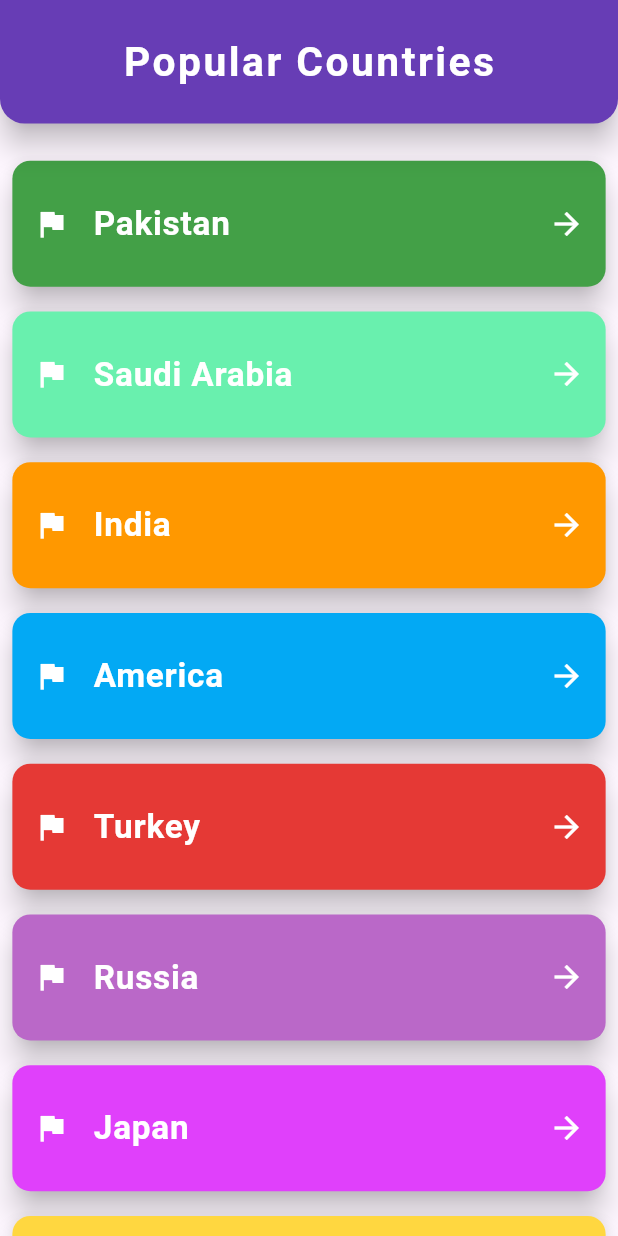
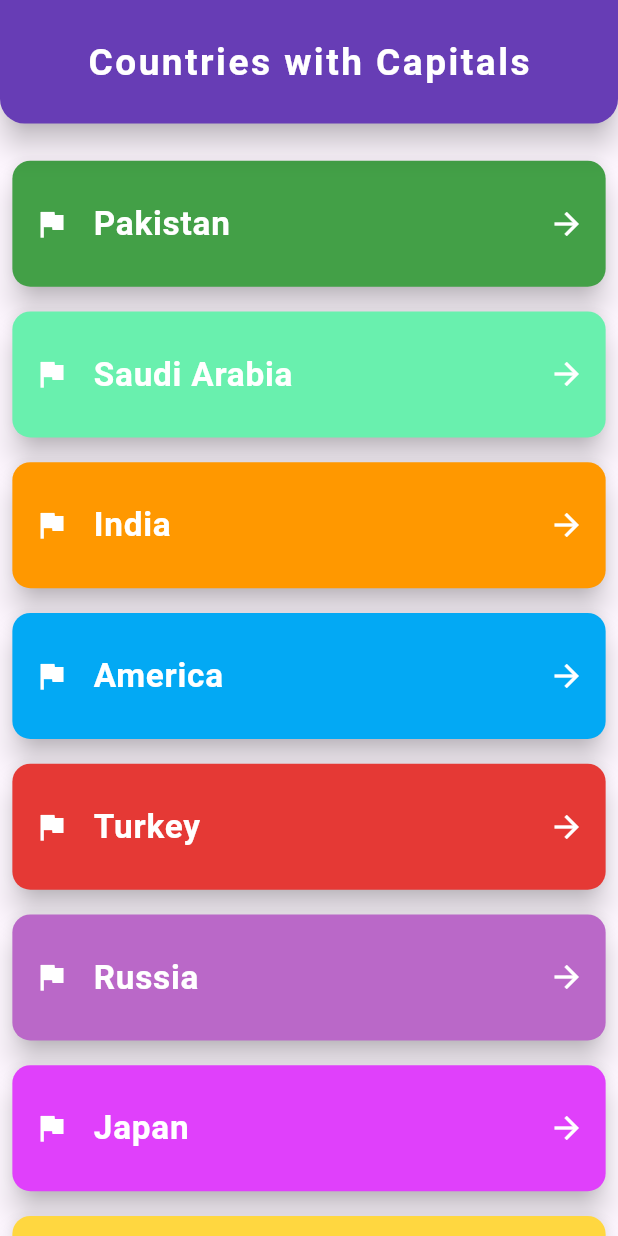
Before and after one commit to WaleedTaj/listview_app, a Flutter app: the screen it shows after launch, on a phone screen of 412 x 824 dp. Run offline on Flutter 3.47's test engine with Material 3 defaults, Android fonts, the phone set to English and light mode, and no system bars.

Commit message:
Update main.dart

```diff
--- a/lib/main.dart
+++ b/lib/main.dart
@@ -68,10 +68,10 @@ class MyListView extends StatelessWidget {
         backgroundColor: Colors.deepPurple,
         title: FittedBox(
           child: Text(
-            "Popular Countries",
+            "Countries with Capitals",
             style: TextStyle(
                 color: Colors.white,
-                fontSize: height * 0.033,
+                fontSize: height * 0.03,
                 fontWeight: FontWeight.bold,
                 letterSpacing: width * 0.004),
           ),
```
